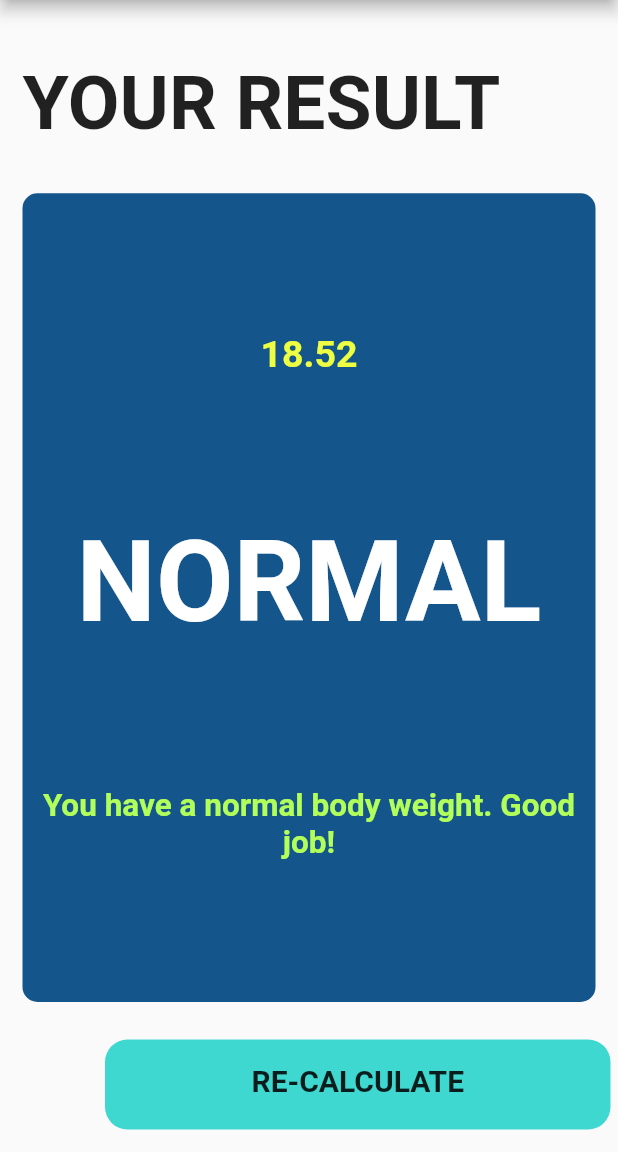
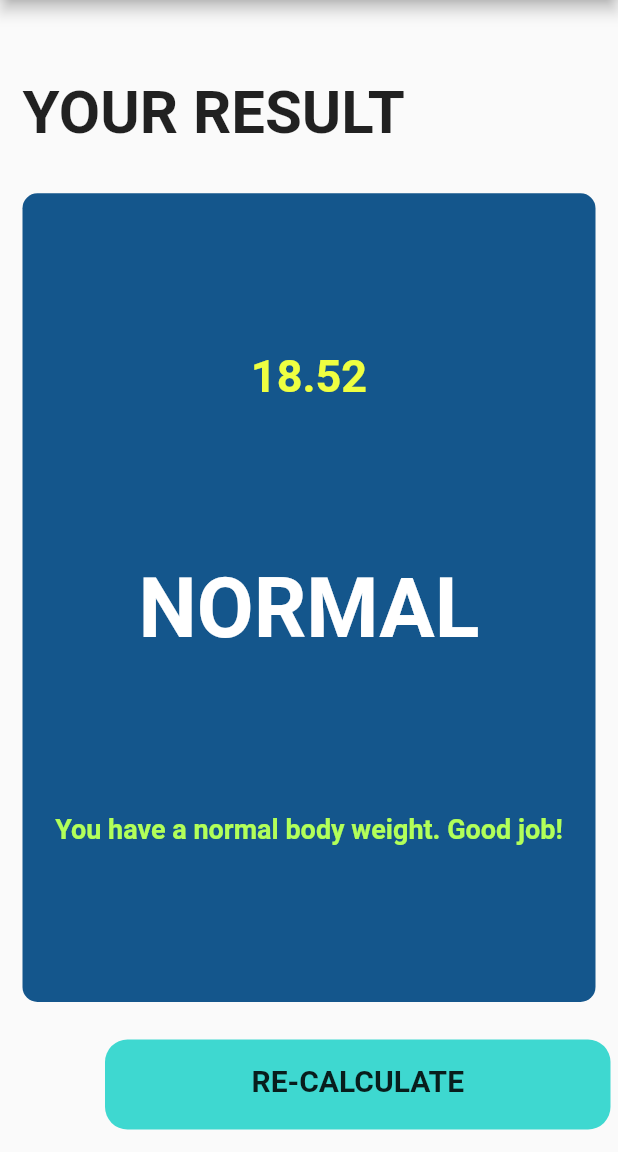
Before and after one commit to Zafershah24/BMIcalculator, a Flutter app: the screen it shows after launch, after a tap on "CALCULATE", on a phone screen of 412 x 824 dp, the part 84-1236 px from its top. Run offline on Flutter 3.47's test engine with Material 2 defaults, Android fonts, the phone set to English and light mode, and no system bars; our stand-ins replace font_awesome_flutter.

Commit message:
2nd commit

```diff
--- a/lib/constants.dart
+++ b/lib/constants.dart
@@ -2,7 +2,7 @@ import 'package:flutter/material.dart';
 
 const kLabeltextstyle=TextStyle(
   fontSize: 20,
-  color:Colors.white,
+  color:Color.fromRGBO(118, 222, 173,1),
 );
 
 const  kInactivecardcolor=Color.fromRGBO(11, 47, 77,1);
@@ -21,25 +21,25 @@ const kLargeTxtsize = TextStyle(
 
 
 const kTitleTxtsize = TextStyle(
-  fontSize: 50,
+  fontSize: 40,
   fontWeight: FontWeight.bold,
 );
 
 
 const kRESULTTxtsize = TextStyle(
-  fontSize: 25,
+  fontSize: 30,
   fontWeight: FontWeight.bold,
   color: Colors.limeAccent,
 );
 
 const kRESULTsize = TextStyle(
-  fontSize: 75,
+  fontSize: 55,
   fontWeight: FontWeight.bold,
   color: Colors.white,
 );
 
 const kRESULTINFosize = TextStyle(
-  fontSize: 21,
+  fontSize: 18,
   fontWeight: FontWeight.bold,
   color: Colors.lightGreenAccent,
 );
```
